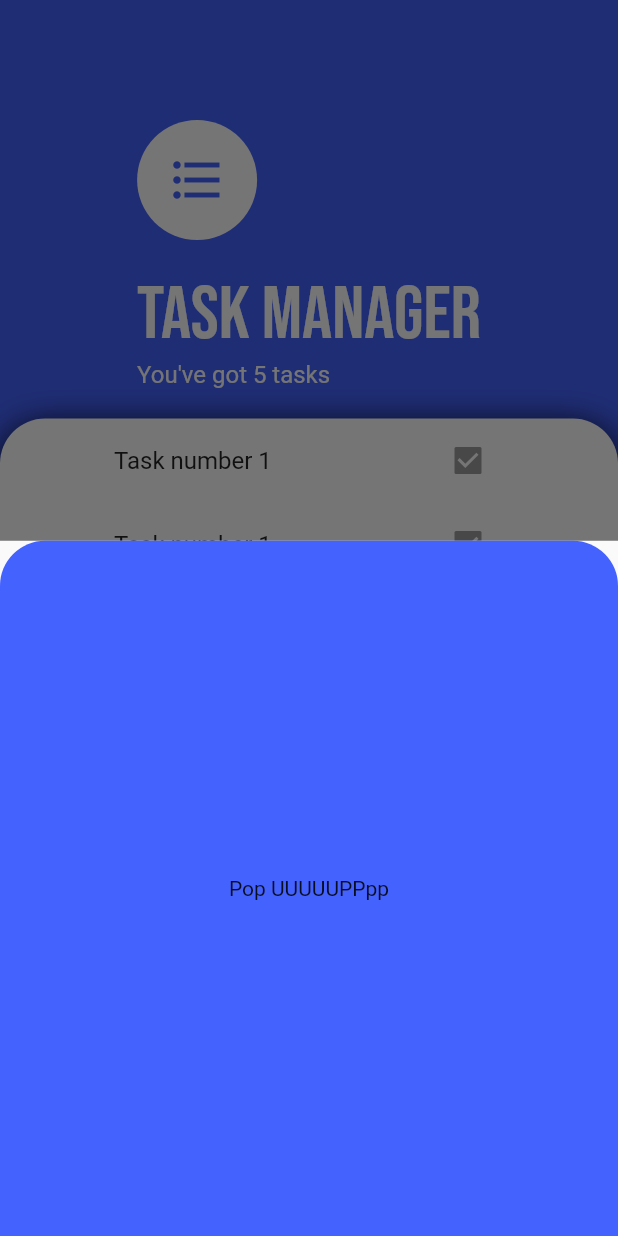
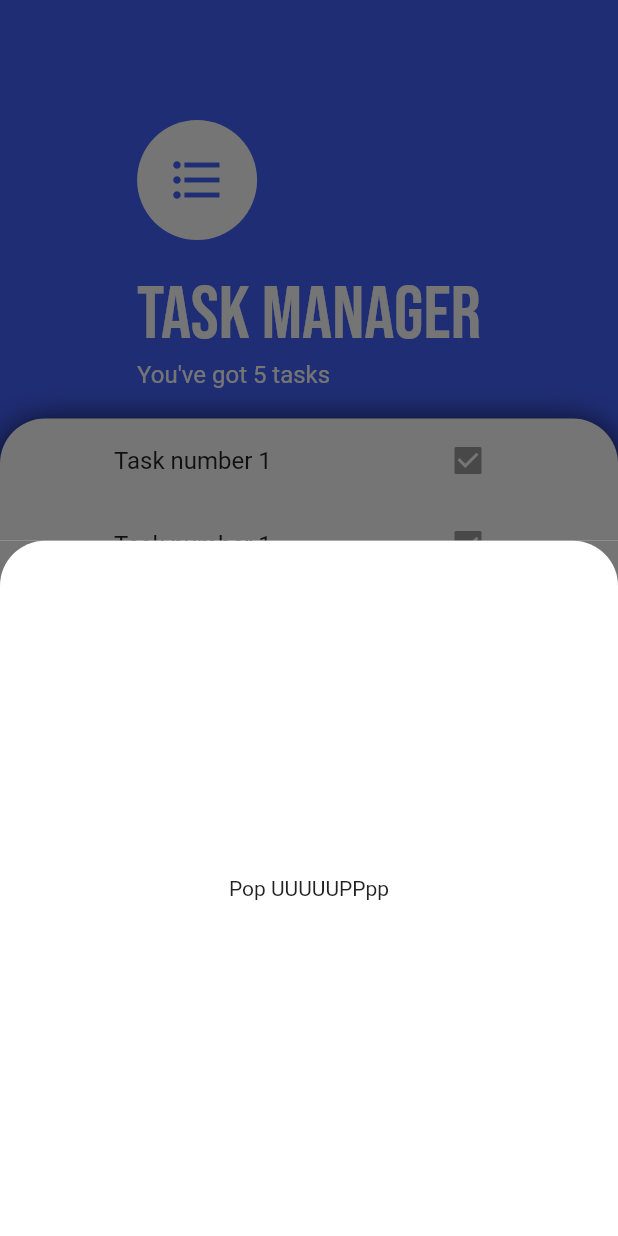
Before and after one commit to piotrstanny/flutter-task-manager, a Flutter app: the screen it shows after launch, after a tap on the "add" icon, on a phone screen of 412 x 824 dp. Run offline on Flutter 3.47's test engine with Material 2 defaults, Android fonts, the phone set to English and light mode, and no system bars; our stand-ins replace google_fonts.

```diff
--- a/lib/screens/add_task_screen.dart
+++ b/lib/screens/add_task_screen.dart
@@ -4,8 +4,10 @@ class AddTaskScreen extends StatelessWidget {
   @override
   Widget build(BuildContext context) {
     return Container(
+      color: Color(0xff757575),
+      child: Container(
         decoration: BoxDecoration(
-        color: Color(0xff4462FE),
+          color: Colors.white,
           borderRadius: BorderRadius.only(
             topLeft: Radius.circular(30.0),
             topRight: Radius.circular(30.0),
@@ -14,6 +16,7 @@ class AddTaskScreen extends StatelessWidget {
         child: Center(
           child: Text('Pop UUUUUPPpp'),
         ),
+      ),
     );
   }
 }
```
Lines whose indentation alone changed are shown as unchanged.
